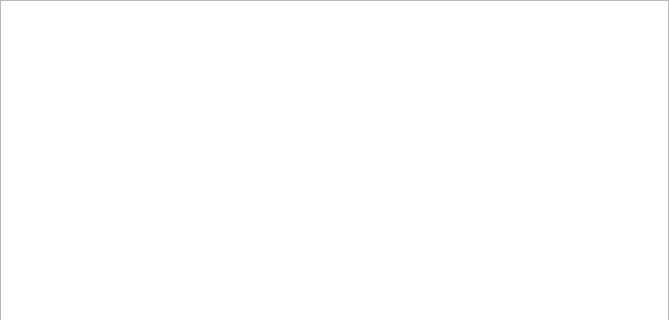
north-road/vector_correction, file vector_correction/ui/point_list.ui: the form before one commit; both pictures show x 0 to 669 and y 0 to 320 of the 669 by 737 pixel window.
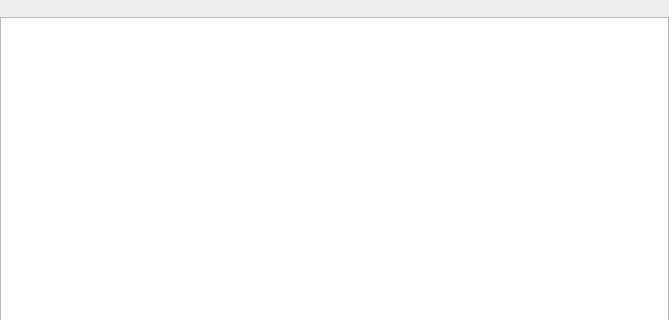
The form after the commit.

Patch:
```diff
--- a/vector_correction/ui/point_list.ui
+++ b/vector_correction/ui/point_list.ui
@@ -14,6 +14,9 @@
    <string>Form</string>
   </property>
   <layout class="QVBoxLayout" name="verticalLayout">
+   <property name="spacing">
+    <number>0</number>
+   </property>
    <property name="leftMargin">
     <number>0</number>
    </property>
@@ -26,6 +29,9 @@
    <property name="bottomMargin">
     <number>0</number>
    </property>
+   <item>
+    <widget class="QToolBar" name="toolbar"/>
+   </item>
    <item>
     <widget class="QTableView" name="table_view"/>
    </item>
```
